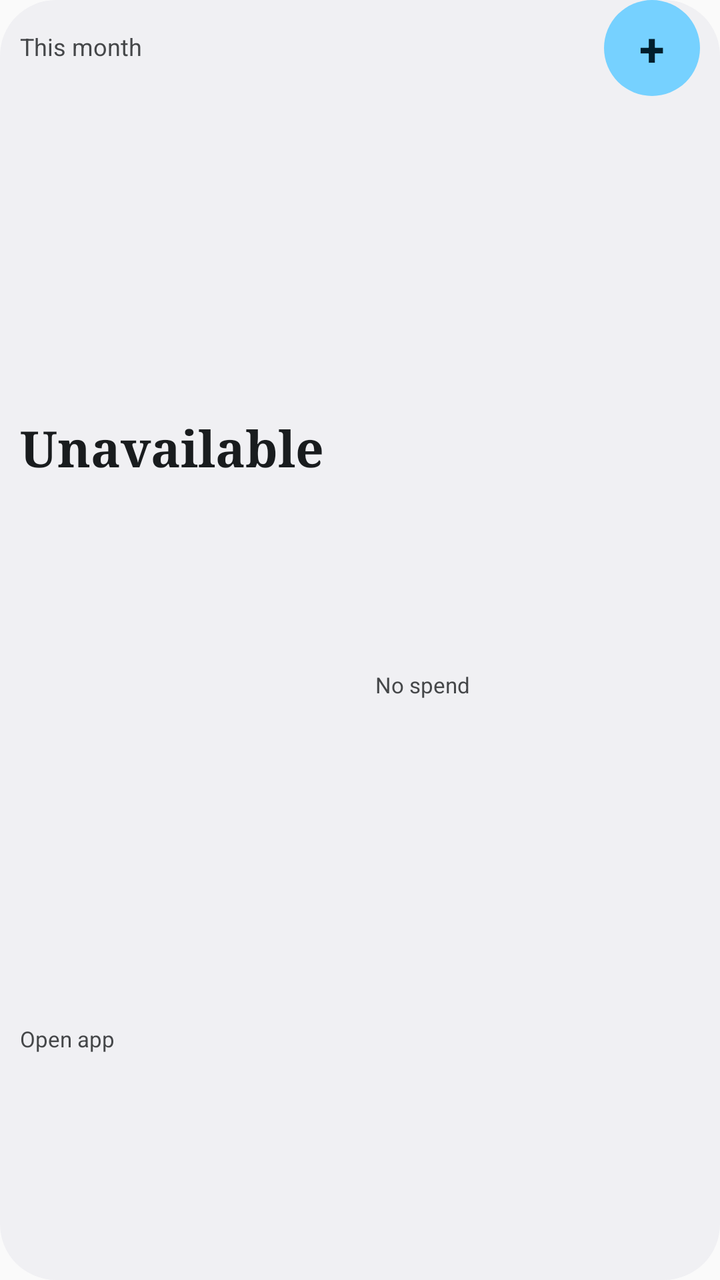
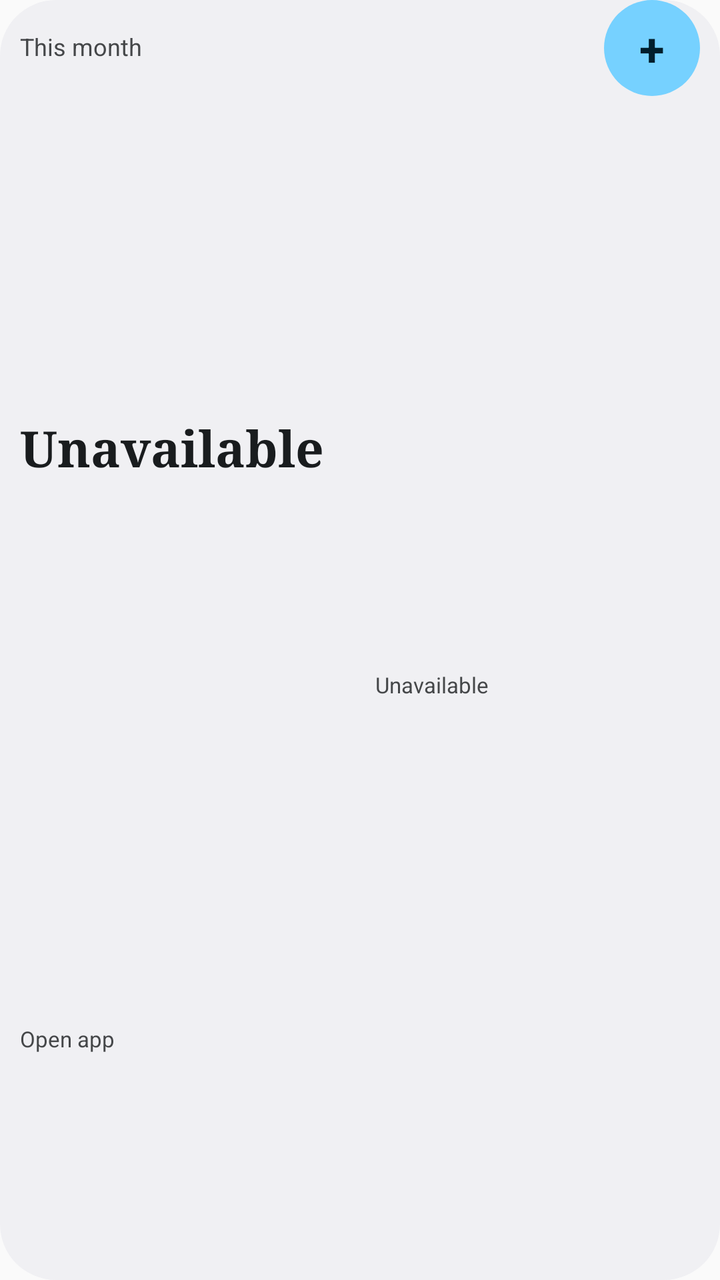

The first picture is an Android layout as it rendered before a commit; the second is the same layout after the commit. The layout source and the unified diff follow.
<!-- AndroidManifest.xml: application theme AppTheme -->
<!-- res/layout/widget_penny_wide.xml -->
<?xml version="1.0" encoding="utf-8"?>
<LinearLayout xmlns:android="http://schemas.android.com/apk/res/android"
    android:id="@+id/widget_root"
    android:layout_width="match_parent"
    android:layout_height="match_parent"
    android:background="@drawable/widget_penny_card_background"
    android:orientation="vertical"
    android:paddingLeft="10dp"
    android:paddingRight="10dp"
    android:paddingBottom="2dp">

    <LinearLayout
        android:layout_width="match_parent"
        android:layout_height="48dp"
        android:gravity="center_vertical"
        android:orientation="horizontal">

        <TextView
            android:id="@+id/widget_spent_label"
            android:layout_width="0dp"
            android:layout_height="match_parent"
            android:layout_weight="1"
            android:autoSizeMaxTextSize="12sp"
            android:autoSizeMinTextSize="9sp"
            android:autoSizeStepGranularity="1sp"
            android:autoSizeTextType="uniform"
            android:ellipsize="end"
            android:gravity="center_vertical"
            android:includeFontPadding="false"
            android:maxLines="2"
            android:text="@string/widget_spent_this_month"
            android:textColor="@color/widget_on_surface_inverse_muted" />

        <TextView
            android:id="@+id/widget_add_button"
            android:layout_width="48dp"
            android:layout_height="48dp"
            android:background="@drawable/widget_penny_quick_add_background"
            android:contentDescription="@string/widget_quick_add_description"
            android:autoSizeMaxTextSize="23sp"
            android:autoSizeMinTextSize="14sp"
            android:autoSizeStepGranularity="1sp"
            android:autoSizeTextType="uniform"
            android:gravity="center"
            android:text="@string/widget_quick_add"
            android:textColor="@color/widget_on_quick_add"
            android:textStyle="bold" />
    </LinearLayout>

    <LinearLayout
        android:layout_width="match_parent"
        android:layout_height="0dp"
        android:layout_weight="1"
        android:orientation="horizontal">

        <LinearLayout
            android:layout_width="0dp"
            android:layout_height="match_parent"
            android:layout_weight="1.15"
            android:orientation="vertical"
            android:paddingRight="4dp">

            <TextView
                android:id="@+id/widget_amount"
                android:layout_width="match_parent"
                android:layout_height="0dp"
                android:layout_weight="3"
                android:autoSizeMaxTextSize="25sp"
                android:autoSizeMinTextSize="7sp"
                android:autoSizeStepGranularity="1sp"
                android:autoSizeTextType="uniform"
                android:ellipsize="end"
                android:fontFamily="serif"
                android:gravity="center_vertical"
                android:includeFontPadding="false"
                android:maxLines="1"
                android:text="@string/widget_unavailable"
                android:textColor="@color/widget_on_surface_inverse"
                android:textStyle="bold" />

            <TextView
                android:id="@+id/widget_count"
                android:layout_width="match_parent"
                android:layout_height="0dp"
                android:layout_weight="2"
                android:autoSizeMaxTextSize="11sp"
                android:autoSizeMinTextSize="8sp"
                android:autoSizeStepGranularity="1sp"
                android:autoSizeTextType="uniform"
                android:ellipsize="end"
                android:gravity="center_vertical"
                android:includeFontPadding="false"
                android:maxLines="1"
                android:text="@string/widget_open_app"
                android:textColor="@color/widget_on_surface_inverse_muted" />
        </LinearLayout>

        <TextView
            android:id="@+id/widget_categories"
            android:layout_width="0dp"
            android:layout_height="match_parent"
            android:layout_weight="1.1"
            android:autoSizeMaxTextSize="11sp"
            android:autoSizeMinTextSize="7sp"
            android:autoSizeStepGranularity="1sp"
            android:autoSizeTextType="uniform"
            android:ellipsize="end"
            android:gravity="center_vertical"
            android:includeFontPadding="false"
            android:maxLines="3"
            android:paddingLeft="4dp"
            android:text="@string/widget_no_spend"
            android:textColor="@color/widget_on_surface_inverse_muted" />
    </LinearLayout>
</LinearLayout>
<!-- resources referenced by this layout -->
<resources>
  <color name="widget_on_quick_add">#002117</color>
  <color name="widget_on_surface_inverse">#1A1C1A</color>
  <color name="widget_on_surface_inverse_muted">#454945</color>
  <!-- drawable widget_penny_card_background (drawable) -->
  <?xml version="1.0" encoding="utf-8"?>
  <shape xmlns:android="http://schemas.android.com/apk/res/android" android:shape="rectangle">
      <solid android:color="@color/widget_surface_inverse" />
      <corners android:radius="28dp" />
  </shape>
  <!-- drawable widget_penny_quick_add_background (drawable) -->
  <?xml version="1.0" encoding="utf-8"?>
  <shape xmlns:android="http://schemas.android.com/apk/res/android" android:shape="rectangle">
      <solid android:color="@color/widget_quick_add" />
      <corners android:radius="24dp" />
  </shape>
  <string name="widget_no_spend">No spend</string>
  <string name="widget_open_app">Open app</string>
  <string name="widget_quick_add">+</string>
  <string name="widget_quick_add_description">Add a transaction</string>
  <string name="widget_spent_this_month">This month</string>
  <string name="widget_unavailable">Unavailable</string>
  <style name="AppTheme" parent="android:style/Theme.Material.Light.NoActionBar">
          <item name="android:statusBarColor">@android:color/transparent</item>
          <item name="android:navigationBarColor">@android:color/transparent</item>
          <item name="android:windowLightStatusBar">true</item>
      </style>
  <color name="widget_surface_inverse">#F6F7F4</color>
  <color name="widget_quick_add">#B6F2D2</color>
</resources>

<!-- the commit's change to res/layout/widget_penny_wide.xml (unified diff, before → after) -->
@@ -109,7 +109,7 @@
             android:includeFontPadding="false"
             android:maxLines="3"
             android:paddingLeft="4dp"
-            android:text="@string/widget_no_spend"
+            android:text="@string/widget_unavailable"
             android:textColor="@color/widget_on_surface_inverse_muted" />
     </LinearLayout>
 </LinearLayout>
<!-- resource entries referenced after the edit -->
@@ -15,7 +15,6 @@
       <solid android:color="@color/widget_quick_add" />
       <corners android:radius="24dp" />
   </shape>
-  <string name="widget_no_spend">No spend</string>
   <string name="widget_open_app">Open app</string>
   <string name="widget_quick_add">+</string>
   <string name="widget_quick_add_description">Add a transaction</string>
